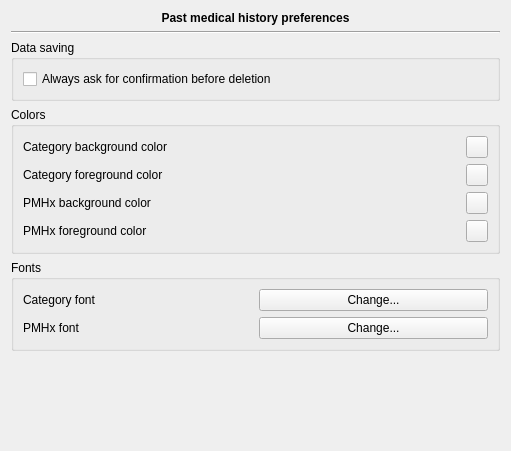
This is plugins/pmhplugin/pmhpreferencespage.ui in FreeHealth/freehealth as Qt 5 draws it before an edit. The edited form follows.
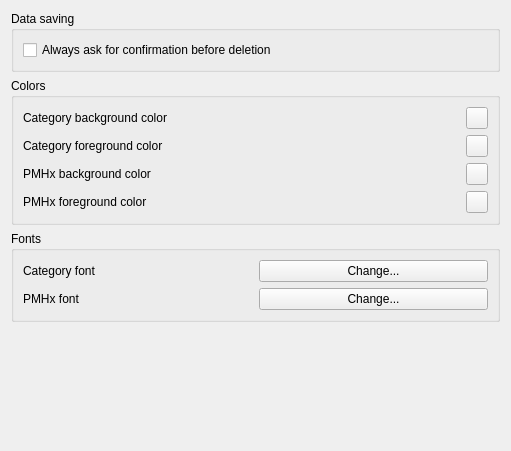
This is the edited form. Custom widgets are drawn as their Qt base class.

What changed in the file:
```diff
--- a/plugins/pmhplugin/pmhpreferencespage.ui
+++ b/plugins/pmhplugin/pmhpreferencespage.ui
@@ -15,29 +15,6 @@
   </property>
   <layout class="QGridLayout" name="gridLayout_3">
    <item row="0" column="0" colspan="2">
-    <widget class="QLabel" name="label_6">
-     <property name="font">
-      <font>
-       <weight>75</weight>
-       <bold>true</bold>
-      </font>
-     </property>
-     <property name="text">
-      <string>Past medical history preferences</string>
-     </property>
-     <property name="alignment">
-      <set>Qt::AlignCenter</set>
-     </property>
-    </widget>
-   </item>
-   <item row="1" column="0" colspan="2">
-    <widget class="Line" name="line">
-     <property name="orientation">
-      <enum>Qt::Horizontal</enum>
-     </property>
-    </widget>
-   </item>
-   <item row="2" column="0" colspan="2">
     <widget class="QGroupBox" name="groupBox">
      <property name="title">
       <string>Data saving</string>
@@ -53,7 +30,7 @@
      </layout>
     </widget>
    </item>
-   <item row="3" column="0" colspan="2">
+   <item row="1" column="0" colspan="2">
     <widget class="QGroupBox" name="groupBox_2">
      <property name="title">
       <string>Colors</string>
@@ -178,7 +155,7 @@
      </layout>
     </widget>
    </item>
-   <item row="5" column="0" colspan="2">
+   <item row="3" column="0" colspan="2">
     <widget class="QGroupBox" name="groupBox_3">
      <property name="title">
       <string>Fonts</string>
@@ -215,7 +192,7 @@
      </layout>
     </widget>
    </item>
-   <item row="6" column="0">
+   <item row="4" column="0">
     <spacer name="verticalSpacer">
      <property name="orientation">
       <enum>Qt::Vertical</enum>
```
